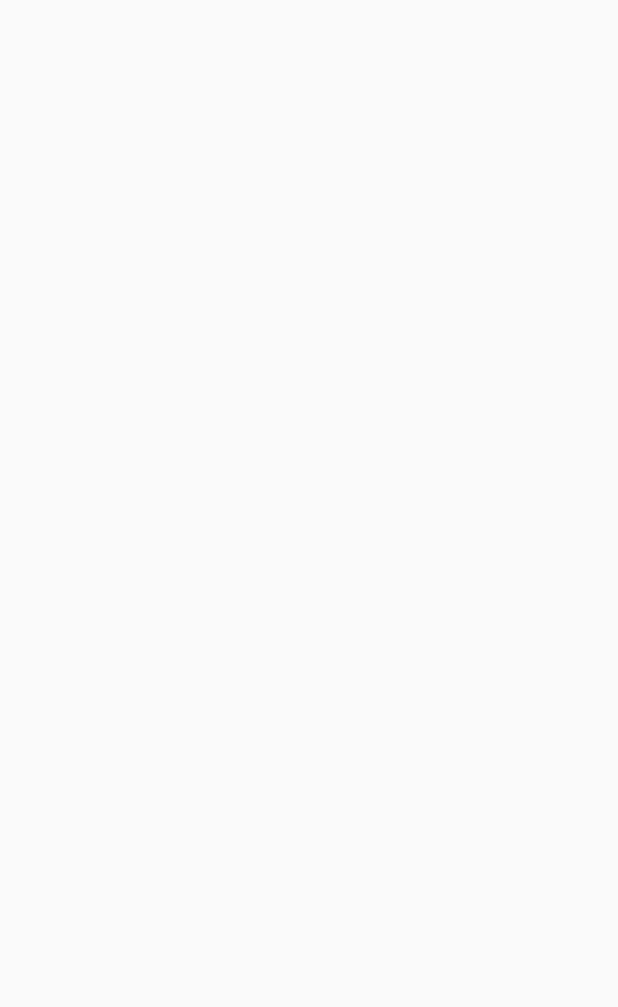
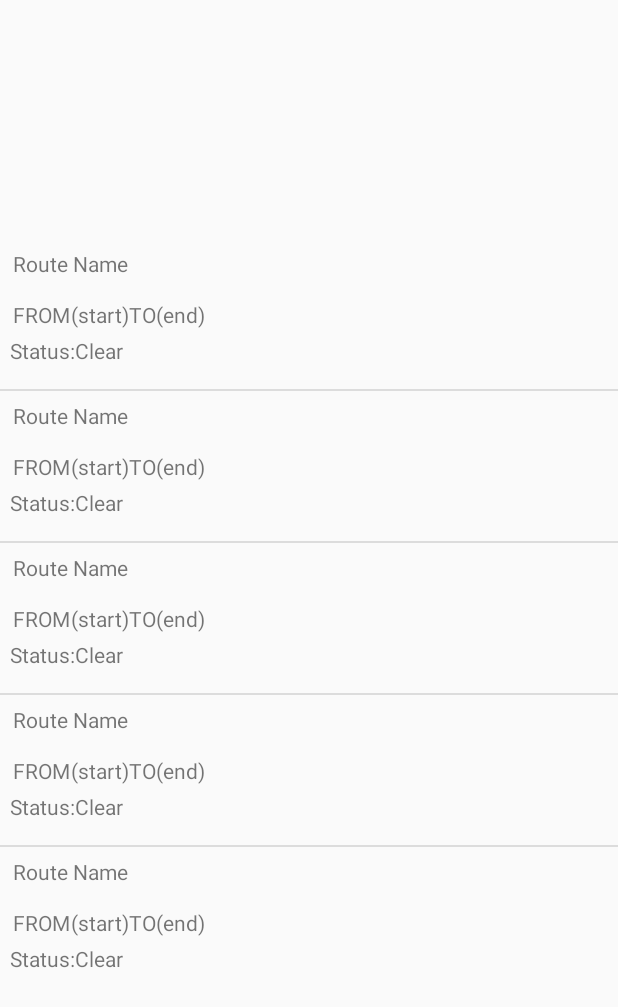
Before and after one commit to norman-c/Term3AndroidProject, an Android app: the ViewRoutesActivity screen opened directly, with no data from a screen before it, on a phone screen of 412 x 824 dp. Before the commit the part shown is empty. Shown: the top 1007 px of the screen. Run offline under Robolectric (Android 15) with nearby library versions, the phone set to English and light mode, and no system bars.

Commit message:
working on viewroutes activity

```diff
--- a/app/src/main/java/ca/bcit/avoidit/MainActivity.java
+++ b/app/src/main/java/ca/bcit/avoidit/MainActivity.java
@@ -36,9 +36,9 @@ public class MainActivity extends AppCompatActivity
         btn_view_routes.setOnClickListener(new View.OnClickListener() {
             @Override
             public void onClick(View v) {
-                Toast.makeText(MainActivity.this,
-                        "view routes clicked..",
-                        Toast.LENGTH_SHORT).show();
+                Intent intent = new Intent(MainActivity.this,
+                        ViewRoutesActivity.class);
+                startActivity(intent);
             }
         });
 
--- a/app/src/main/java/ca/bcit/avoidit/ViewRoutesActivity.java
+++ b/app/src/main/java/ca/bcit/avoidit/ViewRoutesActivity.java
@@ -2,7 +2,14 @@ package ca.bcit.avoidit;
 
 import androidx.appcompat.app.AppCompatActivity;
 
+import android.content.Intent;
 import android.os.Bundle;
+import android.view.View;
+import android.view.ViewGroup;
+import android.widget.AdapterView;
+import android.widget.BaseAdapter;
+import android.widget.ListView;
+import android.widget.TextView;
 
 public class ViewRoutesActivity extends AppCompatActivity {
 
@@ -10,5 +17,47 @@ public class ViewRoutesActivity extends AppCompatActivity {
     protected void onCreate(Bundle savedInstanceState) {
         super.onCreate(savedInstanceState);
         setContentView(R.layout.activity_view_routes);
+
+        ListView routes_list = findViewById(R.id.list_routes);
+
+        RoutesAdapter adapter = new RoutesAdapter();
+        routes_list.setAdapter(adapter);
+        routes_list.setOnItemClickListener(new AdapterView.OnItemClickListener() {
+            @Override
+            public void onItemClick(AdapterView<?> parent, View view, int position, long id) {
+                Intent intent = new Intent(ViewRoutesActivity.this,
+                        RouteDetailActivity.class);
+                startActivity(intent);
+            }
+        });
+
+    }
+
+    class RoutesAdapter extends BaseAdapter{
+
+        @Override
+        public int getCount() {
+            return 5;
+        }
+
+        @Override
+        public Object getItem(int position) {
+            return null;
+        }
+
+        @Override
+        public long getItemId(int position) {
+            return 0;
+        }
+
+        @Override
+        public View getView(int position, View convertView, ViewGroup parent) {
+
+            convertView = getLayoutInflater()
+                    .inflate(R.layout.routes_list, parent, false);
+
+
+            return convertView;
+        }
     }
 }
--- a/app/src/main/res/layout/routes_list.xml
+++ b/app/src/main/res/layout/routes_list.xml
@@ -1,8 +1,94 @@
 <?xml version="1.0" encoding="utf-8"?>
-<LinearLayout xmlns:android="http://schemas.android.com/apk/res/android"
-    android:layout_width="match_parent"
-    android:layout_height="match_parent">
+<androidx.constraintlayout.widget.ConstraintLayout xmlns:android="http://schemas.android.com/apk/res/android"
+    xmlns:tools="http://schemas.android.com/tools"
+    android:layout_width="350dp"
+    android:layout_height="100dp"
+    android:layout_marginLeft="25dp"
+    xmlns:app="http://schemas.android.com/apk/res-auto">
 
 
+    <TextView
+        android:id="@+id/txt_route_name"
+        android:layout_width="283dp"
+        android:layout_height="27dp"
+        android:text="@string/edt_route_name"
+        app:layout_constraintBottom_toBottomOf="parent"
+        app:layout_constraintHorizontal_bias="0.125"
+        app:layout_constraintLeft_toLeftOf="parent"
+        app:layout_constraintRight_toRightOf="parent"
+        app:layout_constraintTop_toTopOf="parent"
+        app:layout_constraintVertical_bias="0.095" />
 
-</LinearLayout>
+    <TextView
+        android:id="@+id/txt_from"
+        android:layout_width="wrap_content"
+        android:layout_height="wrap_content"
+        android:text="@string/txt_from"
+        app:layout_constraintBottom_toBottomOf="parent"
+        app:layout_constraintHorizontal_bias="0.028"
+        app:layout_constraintLeft_toLeftOf="parent"
+        app:layout_constraintRight_toRightOf="parent"
+        app:layout_constraintTop_toTopOf="parent"
+        app:layout_constraintVertical_bias="0.506" />
+
+    <TextView
+        android:id="@+id/txt_start"
+        android:layout_width="wrap_content"
+        android:layout_height="wrap_content"
+        android:text="@string/txt_start"
+        app:layout_constraintBottom_toBottomOf="parent"
+        app:layout_constraintHorizontal_bias="0.151"
+        app:layout_constraintLeft_toLeftOf="parent"
+        app:layout_constraintRight_toRightOf="parent"
+        app:layout_constraintTop_toTopOf="parent"
+        app:layout_constraintVertical_bias="0.506" />
+
+    <TextView
+        android:id="@+id/txt_to"
+        android:layout_width="wrap_content"
+        android:layout_height="wrap_content"
+        android:text="@string/txt_to"
+        app:layout_constraintBottom_toBottomOf="parent"
+        app:layout_constraintHorizontal_bias="0.259"
+        app:layout_constraintLeft_toLeftOf="parent"
+        app:layout_constraintRight_toRightOf="parent"
+        app:layout_constraintTop_toTopOf="parent"
+        app:layout_constraintVertical_bias="0.506" />
+
+    <TextView
+        android:id="@+id/txt_end"
+        android:layout_width="wrap_content"
+        android:layout_height="wrap_content"
+        android:text="@string/txt_end"
+        app:layout_constraintBottom_toBottomOf="parent"
+        app:layout_constraintHorizontal_bias="0.328"
+        app:layout_constraintLeft_toLeftOf="parent"
+        app:layout_constraintRight_toRightOf="parent"
+        app:layout_constraintTop_toTopOf="parent"
+        app:layout_constraintVertical_bias="0.506" />
+
+    <TextView
+        android:id="@+id/txt_status"
+        android:layout_width="wrap_content"
+        android:layout_height="wrap_content"
+        android:text="@string/txt_status"
+        app:layout_constraintBottom_toBottomOf="parent"
+        app:layout_constraintHorizontal_bias="0.022"
+        app:layout_constraintLeft_toLeftOf="parent"
+        app:layout_constraintRight_toRightOf="parent"
+        app:layout_constraintTop_toTopOf="parent"
+        app:layout_constraintVertical_bias="0.802" />
+
+    <TextView
+        android:id="@+id/txt_set_status"
+        android:layout_width="wrap_content"
+        android:layout_height="wrap_content"
+        android:text="@string/txt_set_status"
+        app:layout_constraintBottom_toBottomOf="parent"
+        app:layout_constraintHorizontal_bias="0.157"
+        app:layout_constraintLeft_toLeftOf="parent"
+        app:layout_constraintRight_toRightOf="parent"
+        app:layout_constraintTop_toTopOf="parent"
+        app:layout_constraintVertical_bias="0.802" />
+
+</androidx.constraintlayout.widget.ConstraintLayout>
--- a/app/src/main/res/values/strings.xml
+++ b/app/src/main/res/values/strings.xml
@@ -14,4 +14,11 @@
     <string name="edt_route_name">Route Name</string>
     <string name="edt_start_location">Start Location</string>
     <string name="edt_end_location">End Location</string>
+    <string name="txt_route_name">Route Name</string>
+    <string name="txt_from">FROM</string>
+    <string name="txt_start">(start)</string>
+    <string name="txt_to">TO</string>
+    <string name="txt_end">(end)</string>
+    <string name="txt_status">Status: </string>
+    <string name="txt_set_status">Clear</string>
 </resources>
```
